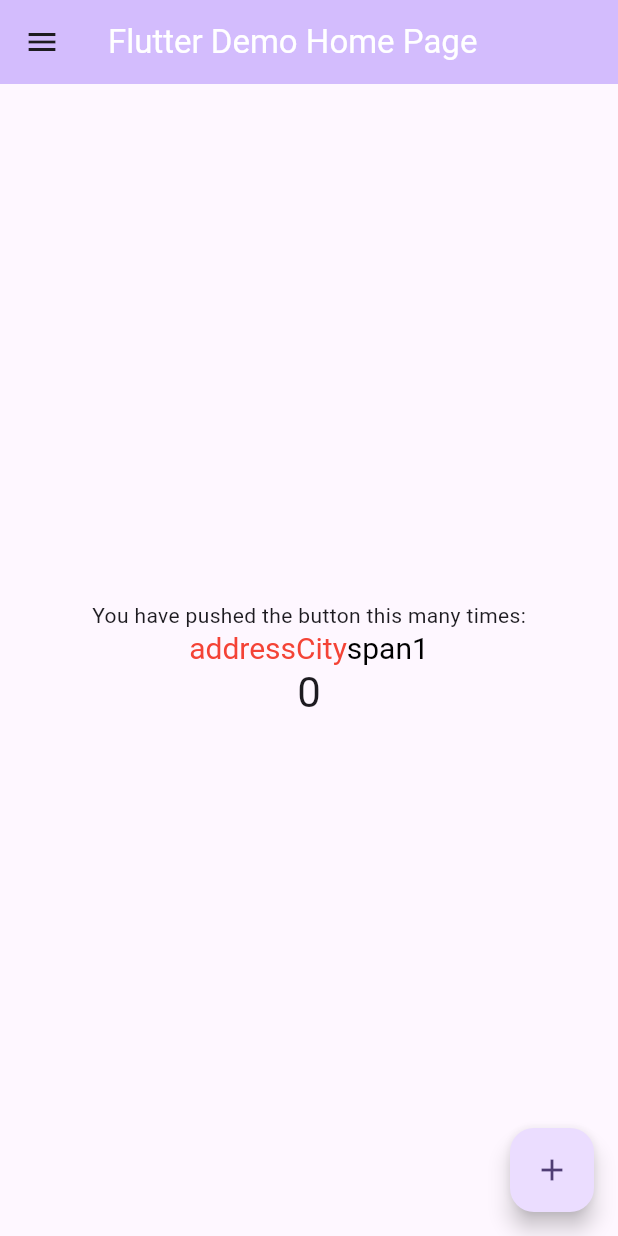
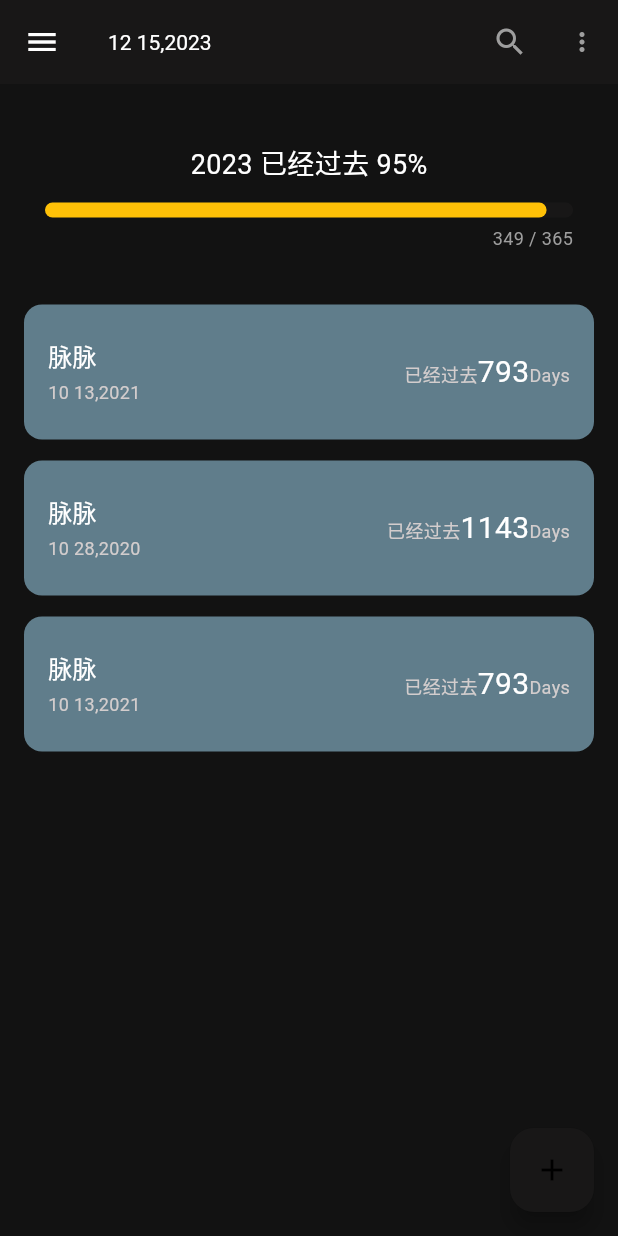
Before and after one commit to daixiongsheng/days, a Flutter app: the screen it shows after launch, on a phone screen of 412 x 824 dp. Run offline on Flutter 3.47's test engine with Material 3 defaults, Android fonts, the phone set to English and light mode, and no system bars.

Commit message:
feat: 首页完成

```diff
--- a/lib/main.dart
+++ b/lib/main.dart
@@ -1,6 +1,7 @@
 import 'package:flutter/material.dart';
 import 'package:flutter/cupertino.dart';
 import 'package:flutter/services.dart' show rootBundle;
+import 'package:intl/intl.dart';
 
 Future<String> loadAsset() async {
   return await rootBundle.loadString('assets/config.json');
@@ -11,6 +12,8 @@ void main() {
 }
 
 class NewRoute extends StatelessWidget {
+  const NewRoute({super.key});
+
   @override
   Widget build(BuildContext context) {
     return Scaffold(
@@ -53,6 +56,7 @@ class MyApp extends StatelessWidget {
     return MaterialApp(
       title: 'Flutter Demo',
       initialRoute: '/',
+      debugShowCheckedModeBanner: false,
       onGenerateRoute: (RouteSettings settings) {
         return MaterialPageRoute(builder: (context) {
           String routeName = settings.name!;
@@ -71,11 +75,11 @@ class MyApp extends StatelessWidget {
         "tip": (context) => TipRoute(
               text: ModalRoute.of(context)!.settings.arguments as String,
             ),
-        "/": (context) =>
-            const MyHomePage(title: 'Flutter Demo Home Page'), //注册首页路由
+        "/": (context) => const MyHomePage(), //注册首页路由
       },
       theme: ThemeData(
-        colorScheme: ColorScheme.fromSeed(seedColor: Colors.deepPurple),
+        colorScheme:
+            const ColorScheme.dark(primary: Color.fromARGB(229, 25, 24, 24)),
         useMaterial3: true,
       ),
     );
@@ -83,8 +87,7 @@ class MyApp extends StatelessWidget {
 }
 
 class MyHomePage extends StatefulWidget {
-  const MyHomePage({super.key, required this.title});
-  final String title;
+  const MyHomePage({super.key});
 
   @override
   State<MyHomePage> createState() => _MyHomePageState();
@@ -164,7 +167,7 @@ class _MyHomePageState extends State<MyHomePage> {
   static const Color drawerBackgroundColor = Color(0xFF222222);
   static const TextStyle textStyle = TextStyle(color: Colors.white);
 
-  List<Widget> titles = [
+  List<Widget> get titles => [
         ListTile(
           textColor: textStyle.color,
           title: const Text(
@@ -234,16 +237,44 @@ class _MyHomePageState extends State<MyHomePage> {
     Navigator.of(context).pushNamed("tip", arguments: "hello");
   }
 
-  late AppBar appBar = AppBar(
-    backgroundColor: Theme.of(context).colorScheme.inversePrimary,
-    title: Text(
-      widget.title,
-      style: textStyle,
-      textAlign: TextAlign.end,
+  static const TextStyle titleStyle =
+      TextStyle(color: Colors.white, fontSize: 14);
+
+  String get appBarTitle {
+    final String formatted = DateFormat('MM dd,yyyy').format(DateTime.now());
+    return formatted;
+  }
+
+  get appBar {
+    return AppBar(
+      backgroundColor: Theme.of(context).colorScheme.primary,
+      title: Align(
+          alignment: Alignment.centerLeft,
+          child: Text(
+            appBarTitle,
+            style: titleStyle,
+          )),
+      actions: <Widget>[
+        IconButton(
+            icon: const Icon(
+              Icons.search,
+              color: Colors.grey,
             ),
+            onPressed: () {
+              // handle the press
+            }),
+        IconButton(
+            icon: const Icon(Icons.more_vert),
+            iconSize: 20,
+            color: Colors.grey,
+            onPressed: () {
+              // handle the press
+            }),
+      ],
     );
+  }
 
-  late ListView listView = ListView(
+  ListView get listView => ListView(
         padding: EdgeInsets.zero,
         physics: const NeverScrollableScrollPhysics(),
         children: [
@@ -266,7 +297,8 @@ class _MyHomePageState extends State<MyHomePage> {
         ],
       );
 
-  late Drawer drawer = Drawer(
+  Drawer get drawer {
+    return Drawer(
       backgroundColor: drawerBackgroundColor,
       width: MediaQuery.of(context).size.width * 0.8,
       // clipBehavior: Clip.none,
@@ -275,6 +307,132 @@ class _MyHomePageState extends State<MyHomePage> {
       ),
       child: listView,
     );
+  }
+
+  String get currentYear {
+    return DateFormat('yyyy').format(DateTime.now());
+  }
+
+  int get passDays {
+    var now = DateTime.now();
+    var firstDayOfThisYear = DateTime(now.year, 1, 1);
+    // 计算今年已经过去了多少天
+    var pastDays = now.difference(firstDayOfThisYear).inDays;
+    return pastDays + 1;
+  }
+
+  String get passProcess {
+    return passProcessNumber.toString();
+  }
+
+  int get passProcessNumber {
+    return (passDays * 100 ~/ currentYearTotalDays);
+  }
+
+  bool get isLeapYear {
+    final year = int.parse(currentYear);
+    final isLeapYear = (0 == year % 4 && year % 100 != 0) || (0 == year % 400);
+    return isLeapYear;
+  }
+
+  int get currentYearTotalDays {
+    return isLeapYear ? 366 : 365;
+  }
+
+  Widget get passTime {
+    return Padding(
+      padding: const EdgeInsets.only(bottom: 36, top: 40),
+      child: Column(
+        children: [
+          (Text(
+            '$currentYear 已经过去 $passProcess%',
+            style: const TextStyle(fontSize: 18),
+          )),
+          Padding(
+            padding: const EdgeInsets.only(left: 30, right: 30, top: 12),
+            child: LinearProgressIndicator(
+              value: passProcessNumber / 100,
+              minHeight: 10,
+              borderRadius: const BorderRadius.all(Radius.circular(5)),
+              backgroundColor: Theme.of(context).colorScheme.primary,
+              valueColor: const AlwaysStoppedAnimation(Colors.amber),
+            ),
+          ),
+          Align(
+              alignment: Alignment.centerRight,
+              child: Padding(
+                  padding: const EdgeInsets.only(top: 5, right: 30),
+                  child: Text(
+                    '$passDays / $currentYearTotalDays',
+                    style: const TextStyle(color: Colors.grey, fontSize: 12),
+                  )))
+        ],
+      ),
+    );
+  }
+
+  Iterable<Widget> get days {
+    return [
+      {"title": "脉脉", "startDate": DateTime.parse("2021-10-13")},
+      {"title": "脉脉", "startDate": DateTime.parse("2020-10-28")},
+      {"title": "脉脉", "startDate": DateTime.parse("2021-10-13")},
+    ].map((e) => renderDay(e));
+  }
+
+  Widget renderDay(day) {
+    String title = day["title"];
+    DateTime startDate = day["startDate"];
+    var dateFormat = DateFormat('MM dd,yyyy');
+    var now = DateTime.now();
+    // 计算今年已经过去了多少天
+    var pastDays = now.difference(startDate).inDays;
+    return Container(
+      decoration: BoxDecoration(
+        color: Colors.blueGrey,
+        borderRadius: BorderRadius.circular(12), // 圆角半径
+      ),
+      margin: const EdgeInsets.only(bottom: 14, right: 16, left: 16),
+      padding: const EdgeInsets.symmetric(vertical: 0, horizontal: 16),
+      height: 90,
+      child: Row(children: [
+        Column(
+          mainAxisAlignment: MainAxisAlignment.center,
+          crossAxisAlignment: CrossAxisAlignment.start,
+          children: [
+            Padding(
+              padding: const EdgeInsets.only(bottom: 4),
+              child: Text(
+                title,
+                style: const TextStyle(fontSize: 16),
+              ),
+            ),
+            Text(
+              dateFormat.format(startDate),
+              style: const TextStyle(
+                  fontSize: 12, color: Color.fromARGB(255, 211, 205, 205)),
+            )
+          ],
+        ),
+        const Spacer(),
+        Column(
+          mainAxisAlignment: MainAxisAlignment.center,
+          children: [
+            Text.rich(TextSpan(
+                style: const TextStyle(
+                    color: Color.fromARGB(255, 211, 205, 205), fontSize: 12),
+                children: [
+                  const TextSpan(text: "已经过去"),
+                  TextSpan(
+                      text: "$pastDays",
+                      style:
+                          const TextStyle(fontSize: 20, color: Colors.white)),
+                  const TextSpan(text: "Days"),
+                ]))
+          ],
+        )
+      ]),
+    );
+  }
 
   @override
   Widget build(BuildContext context) {
@@ -283,29 +441,10 @@ class _MyHomePageState extends State<MyHomePage> {
       drawer: drawer,
       body: Center(
         child: Column(
-          mainAxisAlignment: MainAxisAlignment.center,
+          mainAxisAlignment: MainAxisAlignment.start,
           children: <Widget>[
-            const Text(
-              'You have pushed the button this many times:',
-            ),
-            const DefaultTextStyle(
-              style: TextStyle(
-                color: Colors.amber,
-                fontSize: 20,
-              ),
-              textAlign: TextAlign.left,
-              child: Text.rich(TextSpan(
-                  children: [
-                    TextSpan(
-                        text: "span1", style: TextStyle(color: Colors.black))
-                  ],
-                  text: AutofillHints.addressCity,
-                  style: TextStyle(color: Colors.red))),
-            ),
-            Text(
-              '$_counter',
-              style: Theme.of(context).textTheme.headlineMedium,
-            ),
+            passTime,
+            ...days,
           ],
         ),
       ),
--- a/pubspec.yaml
+++ b/pubspec.yaml
@@ -34,6 +34,7 @@ dependencies:
   # The following adds the Cupertino Icons font to your application.
   # Use with the CupertinoIcons class for iOS style icons.
   cupertino_icons: ^1.0.2
+  intl: ^0.19.0
 
 dev_dependencies:
   flutter_test:
```
Also changed, not shown: pubspec.lock. Lines whose indentation alone changed are shown as unchanged.
